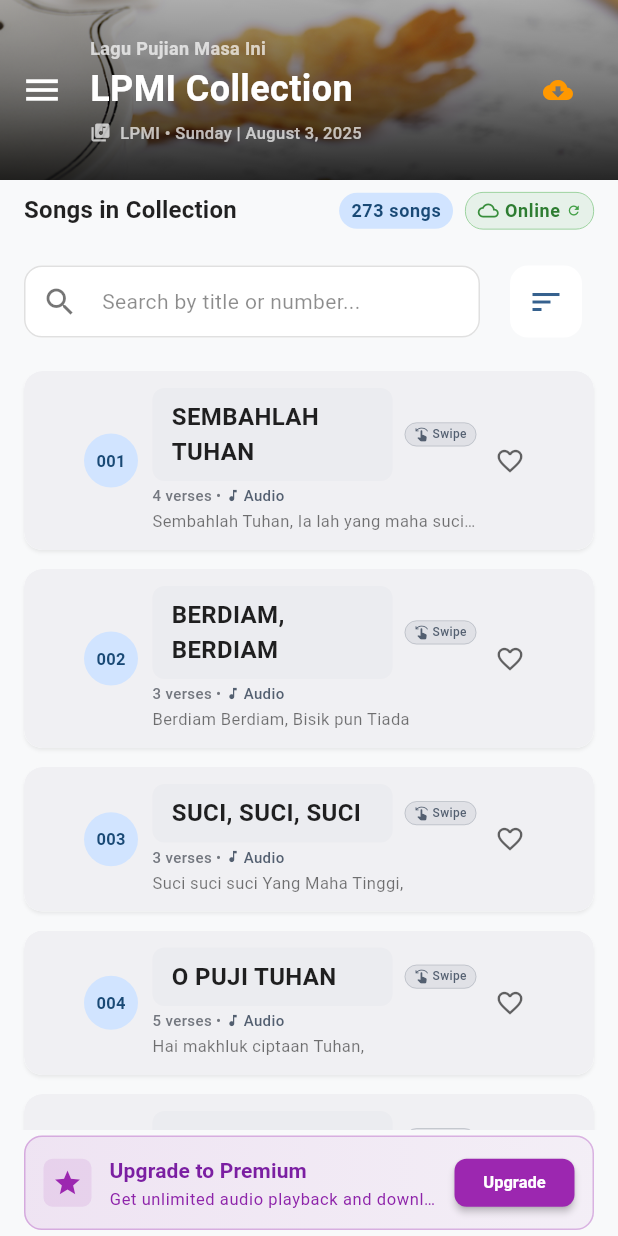
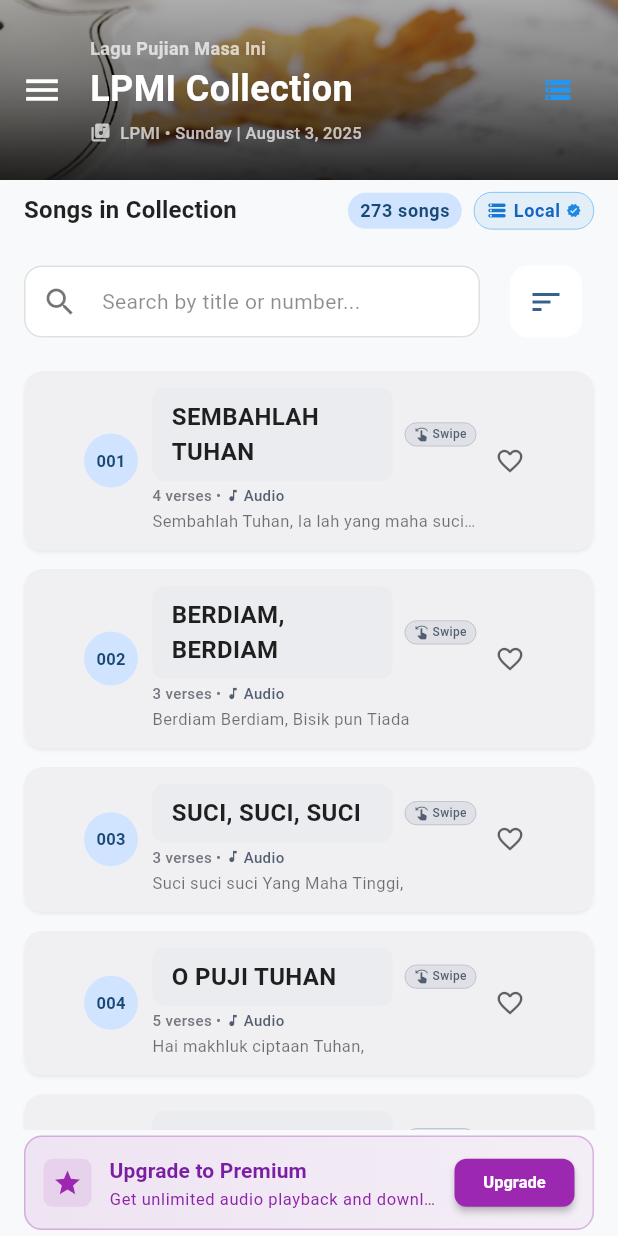
Before and after one commit to heary-aldy/lpmi40, a Flutter app: the MainPage screen opened directly, on a phone screen of 412 x 824 dp. Run offline on Flutter 3.47's test engine with Material 3 defaults, Android fonts, the phone set to English and light mode, and no system bars; our stand-ins replace cloud_firestore, connectivity_plus, device_info_plus, dio, file_picker, firebase_auth and 13 more; missing offline and left inert: audio_session, file_selector, flutter_email_sender; accounts and stored records are empty.

Commit message:
Header Badge Fix

```diff
--- a/lib/src/features/songbook/presentation/widgets/main_page_header.dart
+++ b/lib/src/features/songbook/presentation/widgets/main_page_header.dart
@@ -399,18 +399,12 @@ class CollectionInfoBar extends StatelessWidget {
       child: Container(
         padding: const EdgeInsets.symmetric(horizontal: 8, vertical: 4),
         decoration: BoxDecoration(
-          color: controller.isOnline
-              ? (isDark
-                  ? Colors.green.withOpacity(0.2)
-                  : Colors.green.withOpacity(0.1))
-              : (isDark
-                  ? Colors.grey.withOpacity(0.2)
-                  : Colors.grey.withOpacity(0.1)),
+          color: isDark
+              ? Colors.blue.withOpacity(0.2)
+              : Colors.blue.withOpacity(0.1),
           borderRadius: BorderRadius.circular(12),
           border: Border.all(
-            color: controller.isOnline
-                ? (isDark ? Colors.green.shade600 : Colors.green.shade300)
-                : (isDark ? Colors.grey.shade600 : Colors.grey.shade300),
+            color: isDark ? Colors.blue.shade600 : Colors.blue.shade300,
             width: 0.5,
           ),
         ),
@@ -418,31 +412,23 @@ class CollectionInfoBar extends StatelessWidget {
           mainAxisSize: MainAxisSize.min,
           children: [
             Icon(
-              controller.isOnline
-                  ? Icons.cloud_queue_rounded
-                  : Icons.storage_rounded,
+              Icons.storage_rounded,
               size: 14,
-              color: controller.isOnline
-                  ? (isDark ? Colors.green.shade400 : Colors.green.shade700)
-                  : (isDark ? Colors.grey.shade400 : Colors.grey.shade700),
+              color: isDark ? Colors.blue.shade400 : Colors.blue.shade700,
             ),
             const SizedBox(width: 4),
             Text(
-              controller.isOnline ? 'Online' : 'Local',
+              'Local',
               style: theme.textTheme.bodySmall?.copyWith(
-                color: controller.isOnline
-                    ? (isDark ? Colors.green.shade300 : Colors.green.shade800)
-                    : (isDark ? Colors.grey.shade300 : Colors.grey.shade800),
+                color: isDark ? Colors.blue.shade300 : Colors.blue.shade800,
                 fontWeight: FontWeight.w600,
               ),
             ),
             const SizedBox(width: 4),
             Icon(
-              Icons.refresh,
+              Icons.verified,
               size: 10,
-              color: controller.isOnline
-                  ? (isDark ? Colors.green.shade400 : Colors.green.shade600)
-                  : (isDark ? Colors.grey.shade400 : Colors.grey.shade600),
+              color: isDark ? Colors.blue.shade400 : Colors.blue.shade600,
             ),
           ],
         ),
--- a/lib/src/features/songbook/presentation/widgets/song_list_widget.dart
+++ b/lib/src/features/songbook/presentation/widgets/song_list_widget.dart
@@ -564,8 +564,8 @@ class SongListHeader extends StatelessWidget {
                 ),
               ),
               Icon(
-                controller.isOnline ? Icons.cloud_done : Icons.offline_bolt,
-                color: controller.isOnline ? Colors.green : Colors.orange,
+                Icons.storage,
+                color: Colors.blue,
                 size: 20,
               ),
             ],
--- a/lib/src/features/songbook/widgets/sync_status_widget.dart
+++ b/lib/src/features/songbook/widgets/sync_status_widget.dart
@@ -100,50 +100,19 @@ class _SyncStatusWidgetState extends State<SyncStatusWidget> {
       tooltip: _getSyncTooltip(),
       onSelected: (value) {
         switch (value) {
-          case 'sync':
-            _performSync();
-            break;
           case 'status':
-            _showSyncStatus();
-            break;
-          case 'clear':
-            _clearLocalData();
+            _showLocalModeInfo();
             break;
         }
       },
       itemBuilder: (context) => [
-        PopupMenuItem<String>(
-          value: 'sync',
-          enabled: !_isSyncing,
-          child: Row(
-            children: [
-              Icon(
-                _isSyncing ? Icons.sync : Icons.cloud_download,
-                size: 20,
-                color: _isSyncing ? Colors.grey : null,
-              ),
-              const SizedBox(width: 8),
-              Text(_isSyncing ? 'Syncing...' : 'Sync Now'),
-            ],
-          ),
-        ),
         const PopupMenuItem<String>(
           value: 'status',
           child: Row(
             children: [
-              Icon(Icons.info, size: 20),
+              Icon(Icons.storage, size: 20, color: Colors.blue),
               SizedBox(width: 8),
-              Text('Sync Status'),
-            ],
-          ),
-        ),
-        const PopupMenuItem<String>(
-          value: 'clear',
-          child: Row(
-            children: [
-              Icon(Icons.clear_all, size: 20, color: Colors.red),
-              SizedBox(width: 8),
-              Text('Clear Local Data', style: TextStyle(color: Colors.red)),
+              Text('Local Mode Info'),
             ],
           ),
         ),
@@ -163,19 +132,9 @@ class _SyncStatusWidgetState extends State<SyncStatusWidget> {
       );
     }
 
-    IconData iconData;
-    Color iconColor;
-
-    if (!_syncStatus!.hasLocalData) {
-      iconData = Icons.cloud_download;
-      iconColor = Colors.orange;
-    } else if (_syncStatus!.needsSync) {
-      iconData = Icons.sync_problem;
-      iconColor = Colors.orange;
-    } else {
-      iconData = Icons.cloud_done;
-      iconColor = Colors.green;
-    }
+    // Always show local mode icon since we're using embedded JSON
+    IconData iconData = Icons.storage;
+    Color iconColor = Colors.blue;
 
     return Icon(
       iconData,
@@ -186,9 +145,48 @@ class _SyncStatusWidgetState extends State<SyncStatusWidget> {
 
   String _getSyncTooltip() {
     if (_isSyncing) return 'Syncing...';
-    if (!_syncStatus!.hasLocalData) return 'No local data - tap to sync';
-    if (_syncStatus!.needsSync) return 'Local data outdated - tap to sync';
-    return 'Data up to date';
+    return 'Local Mode - Using embedded song data';
+  }
+
+  void _showLocalModeInfo() {
+    showDialog(
+      context: context,
+      builder: (context) => AlertDialog(
+        title: const Row(
+          children: [
+            Icon(Icons.storage, color: Colors.blue),
+            SizedBox(width: 8),
+            Text('Local Mode'),
+          ],
+        ),
+        content: const Column(
+          mainAxisSize: MainAxisSize.min,
+          crossAxisAlignment: CrossAxisAlignment.start,
+          children: [
+            Text(
+              'The app is currently using embedded song data for optimal performance.',
+              style: TextStyle(fontWeight: FontWeight.w500),
+            ),
+            SizedBox(height: 16),
+            Text('✅ Fast offline access'),
+            Text('✅ All song collections embedded'),
+            Text('✅ No internet required for songs'),
+            Text('✅ Instant search and browsing'),
+            SizedBox(height: 12),
+            Text(
+              'Note: Admin functions and announcements still require internet connection.',
+              style: TextStyle(fontSize: 12, color: Colors.grey),
+            ),
+          ],
+        ),
+        actions: [
+          TextButton(
+            onPressed: () => Navigator.of(context).pop(),
+            child: const Text('Got it'),
+          ),
+        ],
+      ),
+    );
   }
 
   void _showSyncStatus() {
```
